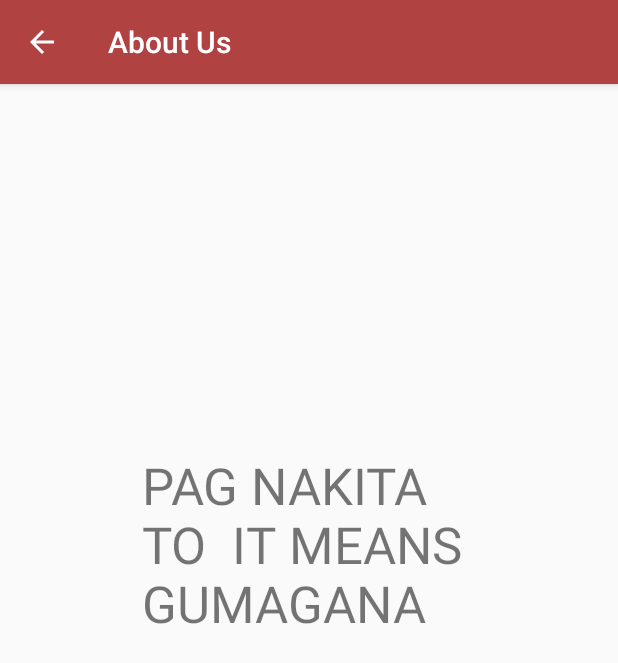
After one commit to Sandoksalamat/Actual-Code-keme, an Android app: the about screen opened directly, with no data from a screen before it, on a phone screen of 412 x 824 dp. The commit adds this screen. Shown: the top 663 px of the screen. Run offline under Robolectric (Android 15) with nearby library versions, the phone set to English and light mode, and no system bars.

Commit message:
inayos onti

```diff
--- /dev/null
+++ b/app/src/main/java/com/example/sagisag/about.java
@@ -0,0 +1,16 @@
+package com.example.sagisag;
+
+import androidx.appcompat.app.AppCompatActivity;
+
+import android.os.Bundle;
+
+public class about extends AppCompatActivity {
+
+    @Override
+    protected void onCreate(Bundle savedInstanceState) {
+        super.onCreate(savedInstanceState);
+        setContentView(R.layout.activity_about);
+        getSupportActionBar().setDisplayShowHomeEnabled(true);
+        getSupportActionBar().setTitle("About Us");
+    }
+}
--- /dev/null
+++ b/app/src/main/res/drawable/baseline_more_vert_24.xml
@@ -0,0 +1,5 @@
+<vector android:height="24dp" android:tint="#000000"
+    android:viewportHeight="24" android:viewportWidth="24"
+    android:width="24dp" xmlns:android="http://schemas.android.com/apk/res/android">
+    <path android:fillColor="@android:color/white" android:pathData="M12,8c1.1,0 2,-0.9 2,-2s-0.9,-2 -2,-2 -2,0.9 -2,2 0.9,2 2,2zM12,10c-1.1,0 -2,0.9 -2,2s0.9,2 2,2 2,-0.9 2,-2 -0.9,-2 -2,-2zM12,16c-1.1,0 -2,0.9 -2,2s0.9,2 2,2 2,-0.9 2,-2 -0.9,-2 -2,-2z"/>
+</vector>
--- /dev/null
+++ b/app/src/main/res/drawable/baseline_question_mark_24.xml
@@ -0,0 +1,5 @@
+<vector android:height="24dp" android:tint="#000000"
+    android:viewportHeight="24" android:viewportWidth="24"
+    android:width="24dp" xmlns:android="http://schemas.android.com/apk/res/android">
+    <path android:fillColor="@android:color/white" android:pathData="M11.07,12.85c0.77,-1.39 2.25,-2.21 3.11,-3.44c0.91,-1.29 0.4,-3.7 -2.18,-3.7c-1.69,0 -2.52,1.28 -2.87,2.34L6.54,6.96C7.25,4.83 9.18,3 11.99,3c2.35,0 3.96,1.07 4.78,2.41c0.7,1.15 1.11,3.3 0.03,4.9c-1.2,1.77 -2.35,2.31 -2.97,3.45c-0.25,0.46 -0.35,0.76 -0.35,2.24h-2.89C10.58,15.22 10.46,13.95 11.07,12.85zM14,20c0,1.1 -0.9,2 -2,2s-2,-0.9 -2,-2c0,-1.1 0.9,-2 2,-2S14,18.9 14,20z"/>
+</vector>
--- /dev/null
+++ b/app/src/main/res/layout/activity_about.xml
@@ -0,0 +1,20 @@
+<?xml version="1.0" encoding="utf-8"?>
+<androidx.constraintlayout.widget.ConstraintLayout xmlns:android="http://schemas.android.com/apk/res/android"
+    xmlns:app="http://schemas.android.com/apk/res-auto"
+    xmlns:tools="http://schemas.android.com/tools"
+    android:layout_width="match_parent"
+    android:layout_height="match_parent"
+    tools:context=".about">
+
+    <TextView
+        android:id="@+id/textView"
+        android:layout_width="223dp"
+        android:layout_height="279dp"
+        android:text="Pag Nakita to  it means gumagana"
+        android:textAllCaps="true"
+        android:textSize="34sp"
+        app:layout_constraintBottom_toBottomOf="parent"
+        app:layout_constraintEnd_toEndOf="parent"
+        app:layout_constraintStart_toStartOf="parent"
+        app:layout_constraintTop_toTopOf="parent" />
+</androidx.constraintlayout.widget.ConstraintLayout>
```
Also changed, not shown: app/src/main/AndroidManifest.xml (+8 -3 lines), app/src/main/java/com/example/sagisag/MainActivity.java (+2 -5 lines).
